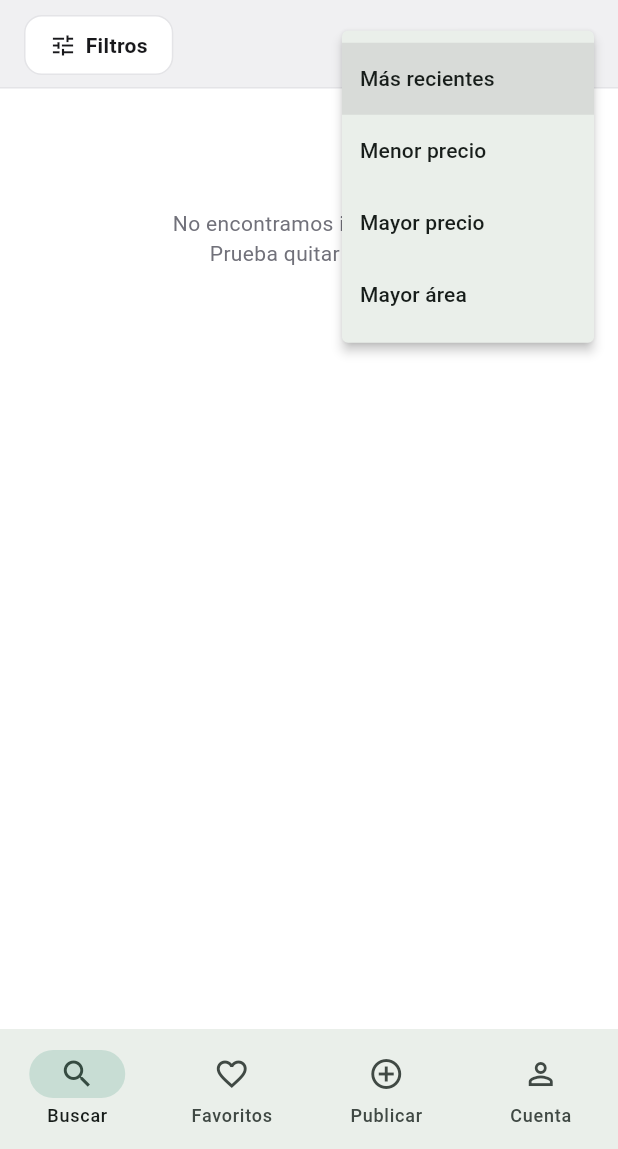
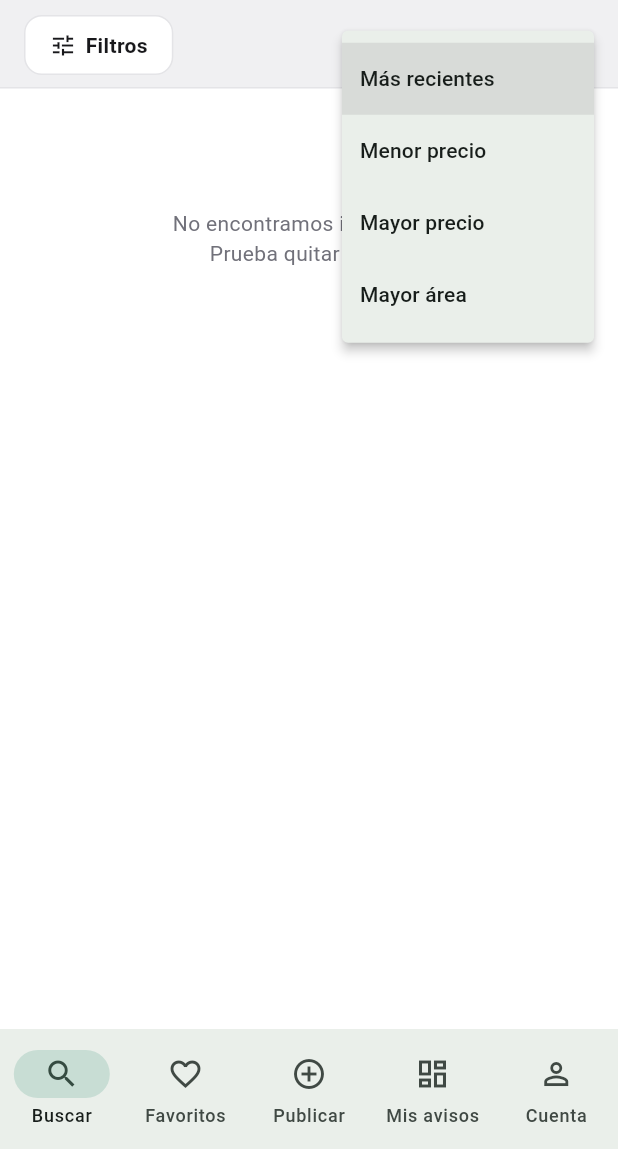
Before and after one commit to felipegobrien/inmobiliaria-, a Flutter app: the screen it shows after launch, after a tap on "Más recientes", on a phone screen of 412 x 824 dp, the part 87-1236 px from its top. Run offline on Flutter 3.47's test engine with Material 3 defaults, Android fonts, the phone set to English and light mode, and no system bars; our stand-ins replace cached_network_image, image_picker, share_plus, supabase_flutter; accounts and stored records are empty.

Commit message:
App: botón compartir (share_plus) + pestaña Mis avisos con estadísticas y contactos

```diff
--- a/app_flutter/lib/config.dart
+++ b/app_flutter/lib/config.dart
@@ -5,4 +5,7 @@ class Config {
       'eyJhbGciOiJIUzI1NiIsInR5cCI6IkpXVCJ9.eyJpc3MiOiJzdXBhYmFzZSIsInJlZiI6ImViZHZoZGNqd2RwYWJobmtiaGpkIiwicm9sZSI6ImFub24iLCJpYXQiOjE3ODIyNjUwNjAsImV4cCI6MjA5Nzg0MTA2MH0.4RKwnmEdUr0xEayWQI9fsgxJIW6co6DVGY5PgbnSP3o';
 
   static const propertyImagesBucket = 'property-images';
+
+  // URL pública de la web (para compartir inmuebles).
+  static const siteUrl = 'https://inmobiliaria-web-blush.vercel.app';
 }
--- a/app_flutter/lib/screens/account_screen.dart
+++ b/app_flutter/lib/screens/account_screen.dart
@@ -3,7 +3,6 @@ import 'package:supabase_flutter/supabase_flutter.dart';
 import '../theme.dart';
 import '../services/supabase_service.dart';
 import 'admin_screen.dart';
-import 'my_listings_screen.dart';
 
 class AccountScreen extends StatefulWidget {
   const AccountScreen({super.key});
@@ -140,26 +139,6 @@ class _AccountScreenState extends State<AccountScreen> {
                 Text(user.email ?? '',
                     style: const TextStyle(color: AppColors.textMuted)),
                 const SizedBox(height: 28),
-                Padding(
-                  padding: const EdgeInsets.only(bottom: 12),
-                  child: OutlinedButton.icon(
-                    onPressed: () => Navigator.push(
-                      context,
-                      MaterialPageRoute(
-                          builder: (_) => const MyListingsScreen()),
-                    ),
-                    icon: const Icon(Icons.dashboard_outlined),
-                    label: const Text('Mis publicaciones'),
-                    style: OutlinedButton.styleFrom(
-                      foregroundColor: AppColors.primaryDark,
-                      padding: const EdgeInsets.symmetric(
-                          horizontal: 28, vertical: 13),
-                      side: const BorderSide(color: AppColors.primary),
-                      shape: RoundedRectangleBorder(
-                          borderRadius: BorderRadius.circular(12)),
-                    ),
-                  ),
-                ),
                 if (_role == 'admin')
                   Padding(
                     padding: const EdgeInsets.only(bottom: 12),
--- a/app_flutter/lib/screens/home_screen.dart
+++ b/app_flutter/lib/screens/home_screen.dart
@@ -3,6 +3,7 @@ import '../theme.dart';
 import 'search_screen.dart';
 import 'favorites_screen.dart';
 import 'plan_selection_screen.dart';
+import 'my_listings_screen.dart';
 import 'account_screen.dart';
 
 class HomeScreen extends StatefulWidget {
@@ -19,6 +20,7 @@ class _HomeScreenState extends State<HomeScreen> {
     SearchScreen(),
     FavoritesScreen(),
     PlanSelectionScreen(),
+    MyListingsScreen(),
     AccountScreen(),
   ];
 
@@ -46,6 +48,11 @@ class _HomeScreenState extends State<HomeScreen> {
             label: 'Publicar',
           ),
           NavigationDestination(
+            icon: Icon(Icons.dashboard_outlined),
+            selectedIcon: Icon(Icons.dashboard, color: AppColors.primary),
+            label: 'Mis avisos',
+          ),
+          NavigationDestination(
             icon: Icon(Icons.person_outline),
             selectedIcon: Icon(Icons.person, color: AppColors.primary),
             label: 'Cuenta',
--- a/app_flutter/pubspec.yaml
+++ b/app_flutter/pubspec.yaml
@@ -39,6 +39,7 @@ dependencies:
   intl: ^0.20.2
   url_launcher: ^6.3.2
   cached_network_image: ^3.4.1
+  share_plus: ^12.0.2
 
 dev_dependencies:
   flutter_test:
```
Also changed, not shown: app_flutter/lib/models/property.dart (+23 -0 lines), app_flutter/lib/screens/detail_screen.dart (+12 -0 lines), app_flutter/pubspec.lock.
